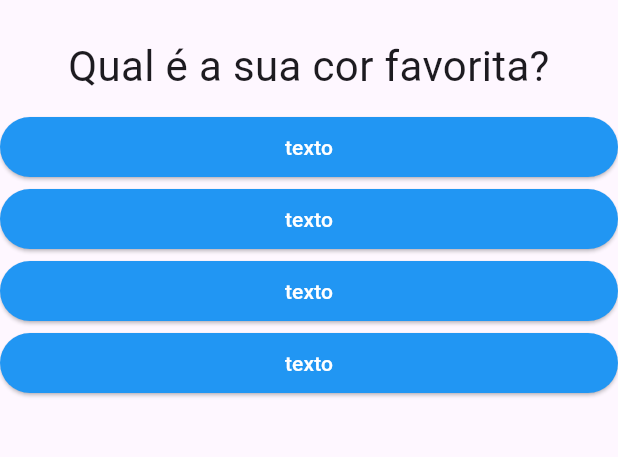
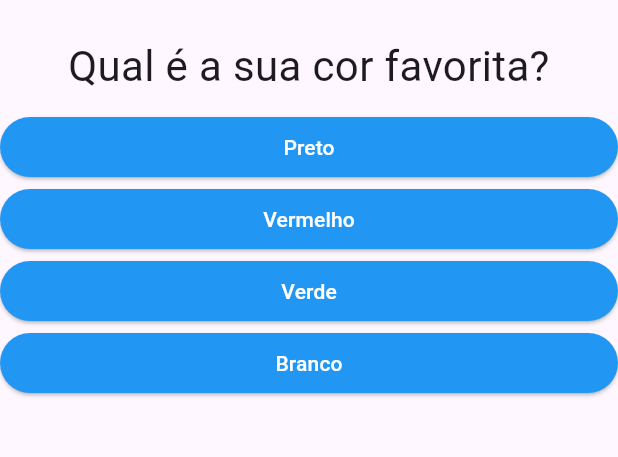
Before and after one commit to beto-luis/projeto_perguntas, a Flutter app: the screen it shows after launch, on a phone screen of 412 x 824 dp, the part 63-520 px from its top. Run offline on Flutter 3.47's test engine with Material 3 defaults, Android fonts, the phone set to English and light mode, and no system bars.

Commit message:
erro corrigido

```diff
--- a/lib/main.dart
+++ b/lib/main.dart
@@ -1,6 +1,5 @@
 import 'package:flutter/material.dart';
-import './questao.dart';
-import './respostas.dart';
+import './questionario.dart';
 import './resultado.dart';
 
 main() => runApp(const PerguntaApp());
@@ -10,15 +9,30 @@ class PerguntaAppState extends State<PerguntaApp> {
   final _perguntas = const [
     {
       'texto': 'Qual é a sua cor favorita?',
-      'respostas': ['Preto', 'Vermelho', 'Verde', 'Branco']
+      'respostas': [
+        {'texto': 'Preto', 'nota': 10},
+        {'texto': 'Vermelho', 'nota': 5},
+        {'texto': 'Verde', 'nota': 3},
+        {'texto': 'Branco', 'nota': 1},
+      ],
     },
     {
       'texto': 'Qual é o seu animal favorito?',
-      'respostas': ['Coelho', 'Cobra', 'Elefante', 'Leão']
+      'respostas': [
+        {'texto': 'Coelho', 'nota': 5},
+        {'texto': 'Cobra', 'nota': 3},
+        {'texto': 'Elefante', 'nota': 1},
+        {'texto': 'Leão', 'nota': 10},
+      ],
     },
     {
       'texto': 'Qual é o seu instrutor favorito?',
-      'respostas': ['Maria', 'João', 'Leo', 'Pedro'],
+      'respostas': [
+        {'texto': 'Maria', 'nota': 10},
+        {'texto': 'João', 'nota': 10},
+        {'texto': 'Leo', 'nota': 10},
+        {'texto': 'Pedro', 'nota': 10},
+      ],
     }
   ];
 
@@ -36,23 +50,18 @@ class PerguntaAppState extends State<PerguntaApp> {
 
   @override
   Widget build(BuildContext context) {
-    List<String> respostas = temPerguntaSelecionada
-        ? _perguntas[_perguntaSelecionada]['respostas'] as List<String>
-        : [];
-
     return MaterialApp(
       home: Scaffold(
         appBar: AppBar(
           title: const Text('Perguntas'),
         ),
         body: temPerguntaSelecionada
-            ? Column(
-                children: [
-                  Questao(_perguntas[_perguntaSelecionada]['texto'] as String),
-                  ...respostas.map((t) => Resposta(t, _responder)).toList(),
-                ],
+            ? Questionario(
+                perguntas: _perguntas,
+                perguntaSelecionada: _perguntaSelecionada,
+                quandoResponder: _responder,
               )
-              :  const Resultado(),
+            : const Resultado(),
       ),
     );
   }
--- /dev/null
+++ b/lib/questionario.dart
@@ -0,0 +1,34 @@
+import 'package:flutter/material.dart';
+import './questao.dart';
+import './respostas.dart';
+
+class Questionario extends StatelessWidget {
+
+  final List<Map<String, Object>> perguntas;
+  final int perguntaSelecionada;
+  final void Function() quandoResponder;
+
+  const Questionario({super.key,
+    required this.perguntas,
+    required this.perguntaSelecionada,
+    required this.quandoResponder
+  });
+
+  bool get temPerguntaSelecionada {
+    return perguntaSelecionada < perguntas.length;
+  }
+
+  @override
+  Widget build(BuildContext context) {
+    List<Map<String, Object>> respostas = temPerguntaSelecionada
+        ? perguntas[perguntaSelecionada]['respostas'] as List<Map<String, Object>>
+        : [];
+
+    return Column(
+      children: [
+        Questao(perguntas[perguntaSelecionada]['texto'] as String),
+        ...respostas.map((resp) => Resposta(resp['texto'] as String, quandoResponder)).toList(),
+      ],
+    );
+  }
+}
--- a/lib/respostas.dart
+++ b/lib/respostas.dart
@@ -14,7 +14,7 @@ class Resposta extends StatelessWidget {
         //textColor: Colors.white,
         style: ElevatedButton.styleFrom(foregroundColor: Colors.white, backgroundColor: Colors.blue),
         onPressed: quandoSelecionado,
-        child: const Text('texto'),
+        child: Text(texto),
       ),
     );
   }
--- a/lib/resultado.dart
+++ b/lib/resultado.dart
@@ -7,7 +7,7 @@ class Resultado extends StatelessWidget {
   Widget build(BuildContext context) {
     return const Center(
       child: Text(
-        'Parabéns2!',
+        'Parabéns!',
         style: TextStyle(fontSize: 28),
       ),
     );
```
